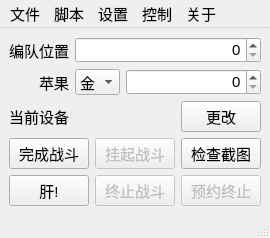
Old version of the form FGO-py/fgoMainWindow.ui in the repository hgjazhgj/FGO-py.
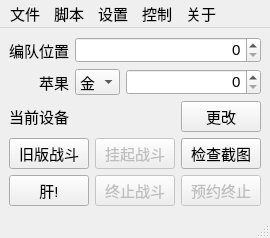
New version of the form.

Diff of the .ui file:
```diff
--- a/FGO-py/fgoMainWindow.ui
+++ b/FGO-py/fgoMainWindow.ui
@@ -160,7 +160,7 @@
            <string>在进入战斗后尚未选卡的界面启动来完成这一战斗</string>
           </property>
           <property name="text">
-           <string>完成战斗</string>
+           <string>旧版战斗</string>
           </property>
          </widget>
         </item>
```
Left out of the diff: 30 changed lines with no effect on the pictures.
